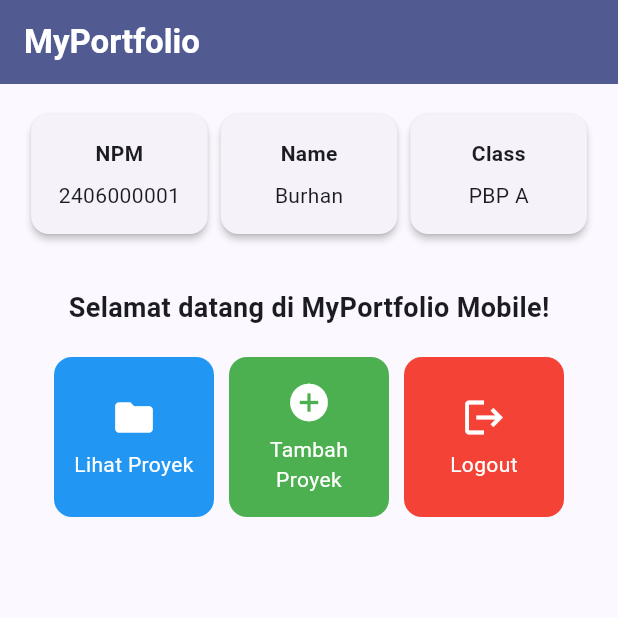
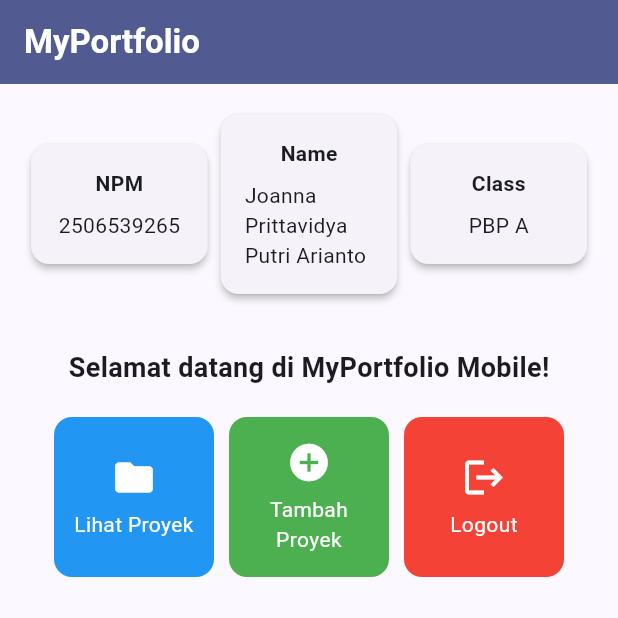
Before and after one commit to prittavidya/myportofolio_mobile, a Flutter app: the screen it shows after launch, on a phone screen of 412 x 824 dp, the top half of it. Run offline on Flutter 3.47's test engine with Material 3 defaults, Android fonts, the phone set to English and light mode, and no system bars.

Commit message:
feat: replace sample profile data with my own identity in InfoCard

```diff
--- a/lib/menu.dart
+++ b/lib/menu.dart
@@ -4,8 +4,8 @@ import 'package:flutter/material.dart';
 class MyHomePage extends StatelessWidget {
   MyHomePage({super.key});
 
-  final String npm = "2406000001";
-  final String nama = "Burhan";
+  final String npm = "2506539265";
+  final String nama = "Joanna Prittavidya Putri Arianto";
   final String kelas = "PBP A";
 
   final List<ItemHomepage> items = [
```
